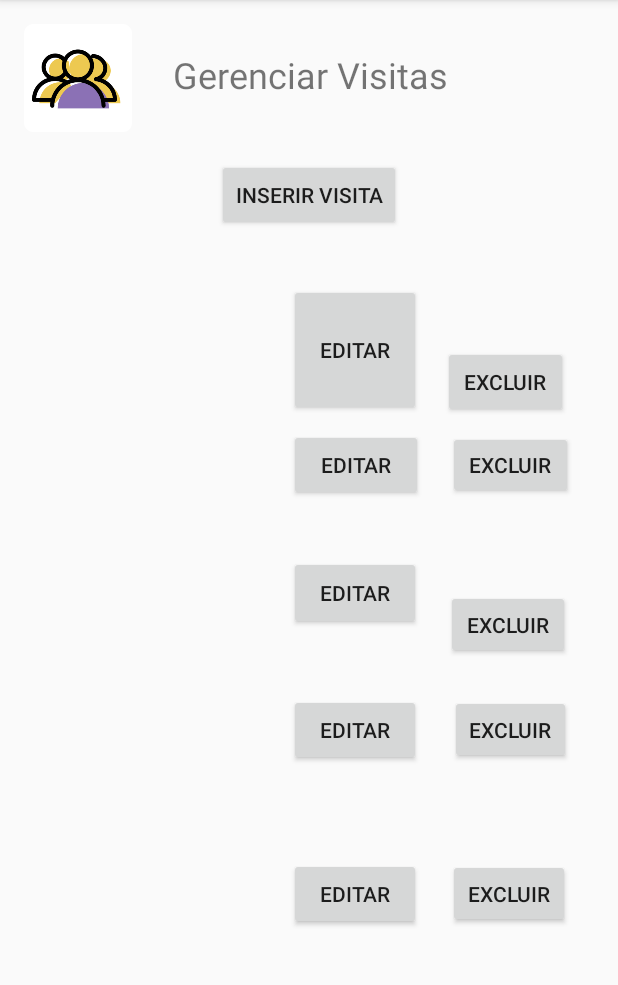
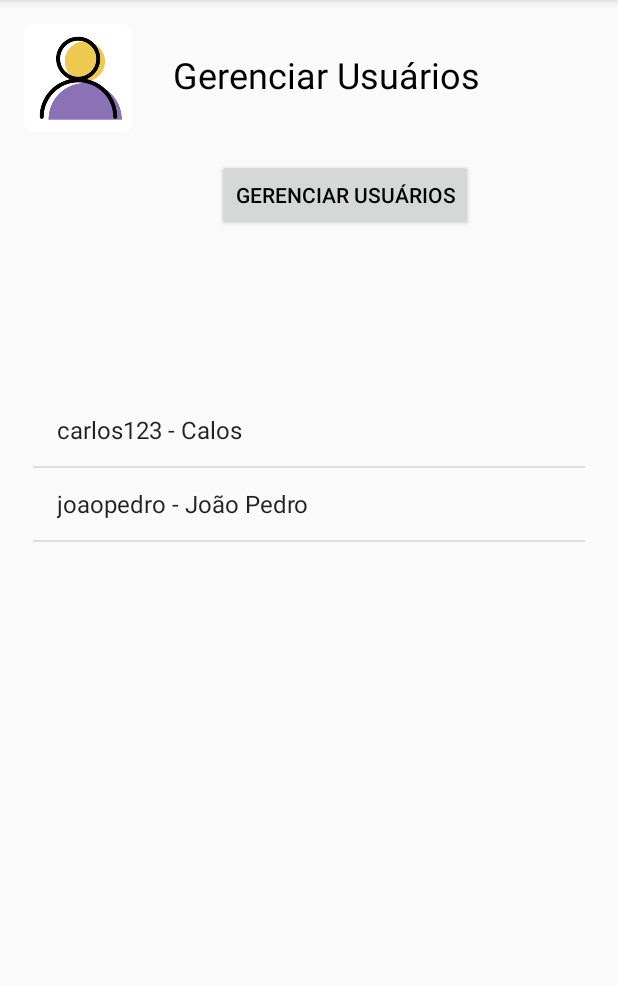
Before and after one commit to jucinaradantas/BDHouse, an Android app: the UsuarioActivity screen opened directly, with no data from a screen before it, on a phone screen of 412 x 824 dp, the part 84-1069 px from its top. Run offline under Robolectric (Android 15) with nearby library versions, the phone set to English and light mode, and no system bars.

Commit message:
Mensagem Login e Listar usuarios

```diff
--- a/app/src/main/java/br/edu/ifsp/bdhouse/LoginActivity.java
+++ b/app/src/main/java/br/edu/ifsp/bdhouse/LoginActivity.java
@@ -37,11 +37,17 @@ public class LoginActivity extends AppCompatActivity {
         //trecho do login
         boolean logado = false;
         String params[] = new String[2];
+
         params[0] = email.getText().toString();
         params[1] = password.getText().toString();
 
-        APILogin apiLogin = new APILogin();
-        apiLogin.execute(params);
+        if(params[0].isEmpty() || params[1].isEmpty()){
+            Toast.makeText(getBaseContext(), "Por favor, preencha todos os campos!", Toast.LENGTH_SHORT).show();
+        }else{
+            APILogin apiLogin = new APILogin();
+            apiLogin.execute(params);
+        }
+
         //fim do trecho do login
 
         //se nao tiver acesso a aplicacao do api comente o trecho acima e descomente as duas linhas abaixo
@@ -58,7 +64,7 @@ public class LoginActivity extends AppCompatActivity {
         @Override
         protected String[] doInBackground(String... params) {
             try {
-                String endereco = "http://192.168.43.188/usuario/mobilelogin?login=" + params[0] + "&senha=" + params[1];
+                String endereco = "http://192.168.0.104/usuario/mobilelogin?login=" + params[0] + "&senha=" + params[1];
 
                 URL url = new URL(endereco );
                 URLConnection conn = url.openConnection();
@@ -75,8 +81,10 @@ public class LoginActivity extends AppCompatActivity {
                     Login.loggedUser.senha = jsonObject.getString("senha");
                     Login.loggedUser.nome = jsonObject.getString("nome");
                     result[0] = "Bem vindo " + Login.loggedUser.nome + " !";
+                    scanner.close();
                     return result;
                 }
+                //Toast.makeText(getBaseContext(), "Falha no login! Credenciais inválidas", Toast.LENGTH_SHORT).show();
                 scanner.close();
                 return null;
             } catch (Exception e) {
@@ -96,17 +104,15 @@ public class LoginActivity extends AppCompatActivity {
         protected void onPostExecute(String[] result) {
             if (result != null) {
                 if (result != null && result.length == 1) {
-                    //Toast.makeText(getBaseContext(), result[0], Toast.LENGTH_SHORT).show();
+                    Toast.makeText(getBaseContext(), result[0], Toast.LENGTH_SHORT).show();
                     Intent intent = new Intent(getApplicationContext(), BDHActivity.class);
                     startActivity(intent);
                 } else {
-                    //Toast.makeText(getBaseContext(), "Falha no login!", Toast.LENGTH_SHORT).show();
+                    Toast.makeText(getBaseContext(), "Falha no login!", Toast.LENGTH_SHORT).show();
                 }
             } else {
-                //Toast.makeText(getBaseContext(), "Falha no login!", Toast.LENGTH_SHORT).show();
+                Toast.makeText(getBaseContext(), "Falha no login!", Toast.LENGTH_SHORT).show();
             }
         }
     }
-
-
-    }
+}
--- a/app/src/main/java/br/edu/ifsp/bdhouse/User.java
+++ b/app/src/main/java/br/edu/ifsp/bdhouse/User.java
@@ -3,9 +3,15 @@ package br.edu.ifsp.bdhouse;
 
 
 public class User {
-
+    public int id;
     public String nome;
     public String senha;
     public String login;
+    public int grupo_usuario_id;
+    public String parentesco;
 
+    @Override
+    public String toString() {
+        return login + " - " + nome ;
+    }
 }
--- a/app/src/main/java/br/edu/ifsp/bdhouse/UsuarioActivity.java
+++ b/app/src/main/java/br/edu/ifsp/bdhouse/UsuarioActivity.java
@@ -5,7 +5,11 @@ import android.os.Bundle;
 import android.support.v7.app.AppCompatActivity;
 import android.util.Log;
 import android.view.View;
+import android.widget.ArrayAdapter;
 import android.widget.ListView;
+
+import java.util.ArrayList;
+import java.util.List;
 
 public class UsuarioActivity extends AppCompatActivity {
 
@@ -17,9 +21,26 @@ public class UsuarioActivity extends AppCompatActivity {
     @Override
     protected void onCreate(Bundle savedInstanceState) {
         super.onCreate(savedInstanceState);
-        setContentView(R.layout.activity_visita);
+        setContentView(R.layout.activity_usuario);
+        List<User> users = new ArrayList<User>();
+        //populando manualmente para testa
+        User user1 = new User();
+        user1.nome = "Calos";
+        user1.login = "carlos123";
+        user1.id = 10 ;
+        users.add(user1);
+        user1 = new User();
+        user1.nome = "João Pedro";
+        user1.login = "joaopedro";
+        user1.id = 11 ;
+        users.add(user1);
 
+        listView = (ListView) findViewById(R.id.listUsers);
 
+        ArrayAdapter<User> adapter = new ArrayAdapter<User>(this,
+                android.R.layout.simple_list_item_1, users);
+
+        listView.setAdapter(adapter);
     }
 
 
--- a/app/src/main/res/layout/activity_usuario.xml
+++ b/app/src/main/res/layout/activity_usuario.xml
@@ -11,13 +11,16 @@
         android:id="@+id/textView5"
         android:layout_width="wrap_content"
         android:layout_height="48dp"
-        android:layout_marginBottom="25dp"
         android:layout_marginStart="27dp"
         android:layout_marginTop="17dp"
+        android:layout_marginBottom="25dp"
+        android:textAppearance="@style/TextAppearance.AppCompat.Medium"
         android:textSize="24sp"
         app:layout_constraintBottom_toTopOf="@+id/btnuser"
         app:layout_constraintStart_toEndOf="@+id/imageView"
         app:layout_constraintTop_toTopOf="@+id/imageView"
+        android:textColor="@android:color/black"
+        android:text="Gerenciar Usuários"
         tools:text="Gerenciar Usuários" />
 
     <Button
@@ -29,6 +32,8 @@
         android:onClick="lauchUsuario_Inserir"
         app:layout_constraintStart_toStartOf="@+id/textView5"
         app:layout_constraintTop_toBottomOf="@+id/imageView"
+        android:textColor="@android:color/black"
+        android:text="Gerenciar Usuários"
         tools:text="Inserir Usuário" />
 
     <ImageView
@@ -41,4 +46,17 @@
         app:layout_constraintTop_toTopOf="parent"
         app:srcCompat="@mipmap/ic_usuario" />
 
+    <ListView
+        android:id="@+id/listUsers"
+        android:layout_width="368dp"
+        android:layout_height="397dp"
+        android:layout_marginStart="8dp"
+        android:layout_marginTop="8dp"
+        android:layout_marginEnd="8dp"
+        android:layout_marginBottom="8dp"
+        app:layout_constraintBottom_toBottomOf="parent"
+        app:layout_constraintEnd_toEndOf="parent"
+        app:layout_constraintStart_toStartOf="parent"
+        app:layout_constraintTop_toBottomOf="@+id/btnuser" />
+
 </android.support.constraint.ConstraintLayout>
--- a/build.gradle
+++ b/build.gradle
@@ -7,7 +7,7 @@ buildscript {
         jcenter()
     }
     dependencies {
-        classpath 'com.android.tools.build:gradle:3.1.4'
+        classpath 'com.android.tools.build:gradle:3.2.1'
 
 
         // NOTE: Do not place your application dependencies here; they belong
```
Also changed, not shown: gradle/wrapper/gradle-wrapper.properties.
